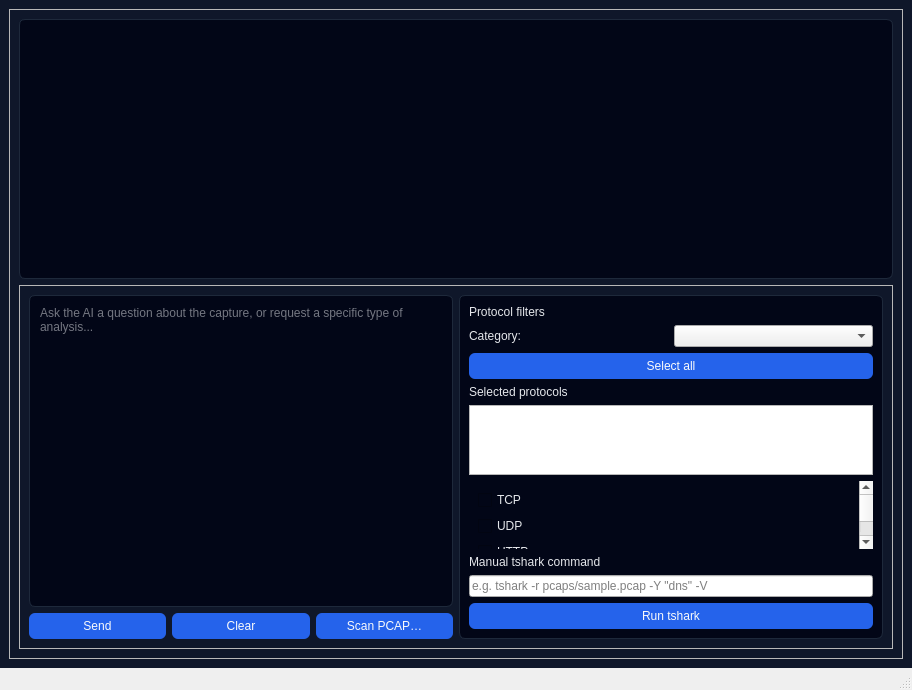
Qt form Main.ui (Dragoszr1/NETWARDEN) before a commit.
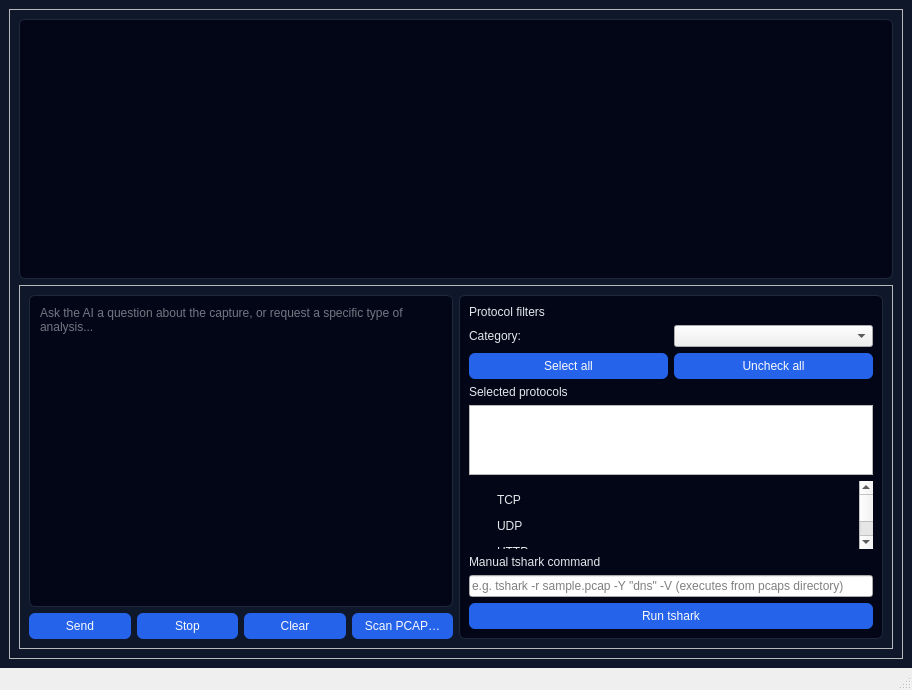
The same form after that commit.

The edit to the form file:
```diff
--- a/Main.ui
+++ b/Main.ui
@@ -125,6 +125,13 @@
                 </property>
                </widget>
               </item>
+              <item>
+               <widget class="QPushButton" name="StopBtn">
+                <property name="text">
+                 <string>Stop</string>
+                </property>
+               </widget>
+              </item>
               <item>
                <widget class="QPushButton" name="DelBtn">
                 <property name="text">
@@ -174,6 +181,8 @@
               </layout>
              </item>
              <item>
+              <layout class="QHBoxLayout" name="horizontalLayout_select_buttons">
+               <item>
               <widget class="QPushButton" name="selectAllBtn">
                <property name="text">
                 <string>Select all</string>
@@ -181,6 +190,15 @@
               </widget>
              </item>
              <item>
+                <widget class="QPushButton" name="uncheckAllBtn">
+                 <property name="text">
+                  <string>Uncheck all</string>
+                 </property>
+                </widget>
+               </item>
+              </layout>
+             </item>
+             <item>
               <widget class="QLabel" name="selectedLabel">
                <property name="text">
                 <string>Selected protocols</string>
@@ -417,7 +435,7 @@
              <item>
               <widget class="QLineEdit" name="tsharkCommandEdit">
                <property name="placeholderText">
-                <string>e.g. tshark -r pcaps/sample.pcap -Y &quot;dns&quot; -V</string>
+                <string>e.g. tshark -r sample.pcap -Y &quot;dns&quot; -V (executes from pcaps directory)</string>
                </property>
               </widget>
              </item>
```
Lines whose indentation alone changed are shown as unchanged.
